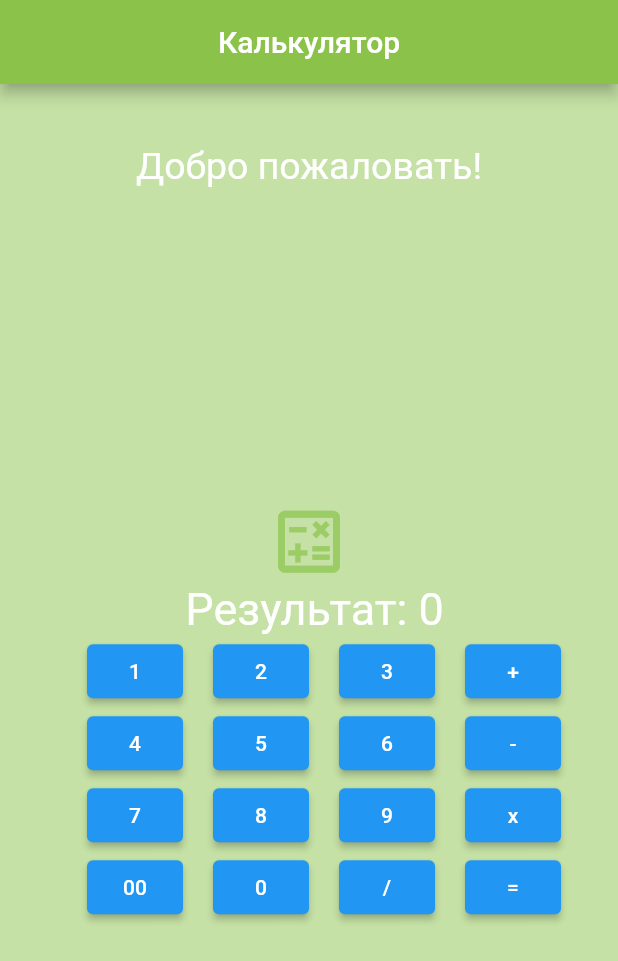
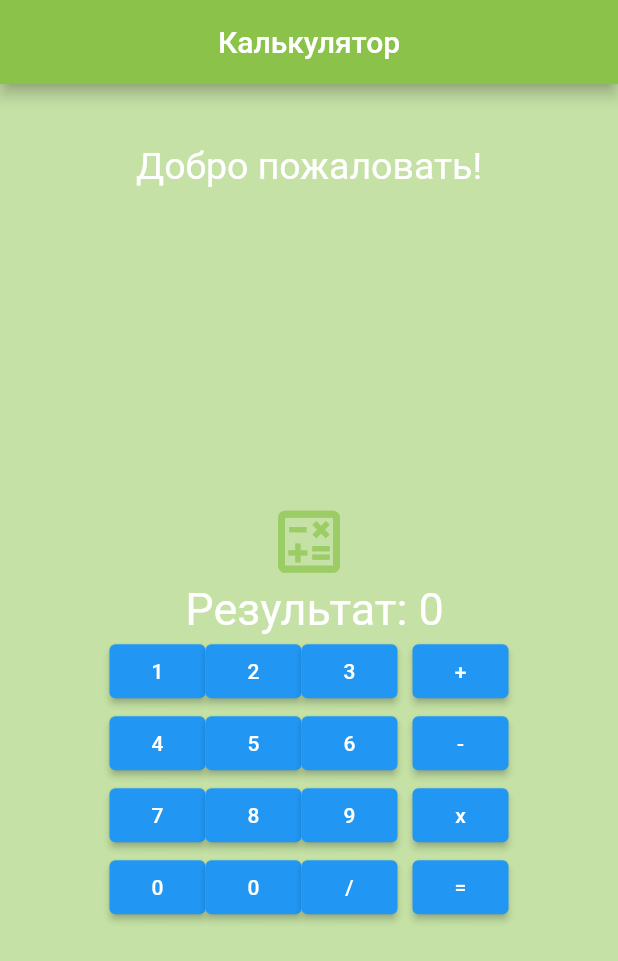
Before and after one commit to EgorTihomirov/calculator, a Flutter app: the screen it shows after launch, on a phone screen of 412 x 824 dp. Shown: the top 961 px of the screen. Run offline on Flutter 3.47's test engine with Material 2 defaults, Android fonts, the phone set to English and light mode, and no system bars.

Commit message:
Первая версия

```diff
--- a/lib/main.dart
+++ b/lib/main.dart
@@ -17,11 +17,58 @@ class Myfirstproject extends StatefulWidget {
 }
 
 class _MyfirstprojectState extends State<Myfirstproject> {
+  Widget buildNumberButton(int value) {
+    return ElevatedButton(
+        onPressed: () {
+          TestNum(value);
+        },
+        child: Text("$value"));
+  }
+
+  var actions = {1: "+", 2: "-"};
+  Widget buildActionButton(int action) {
+    return ElevatedButton(
+        onPressed: () {
+          action = action;
+        },
+        child: Text("${actions[action]}"));
+  }
+
+  int result = 0;
+  int action = 0;
+  int FirstNum = 0;
+  int SecondNum = 0;
+  void Final() {
+    setState(() {
+      switch (action) {
+        case 1:
+          result = FirstNum + SecondNum;
+          break;
+        case 2:
+          result = FirstNum - SecondNum;
+          break;
+        case 3:
+          result = FirstNum * SecondNum;
+          break;
+        case 4:
+          result = (FirstNum / SecondNum) as int;
+          break;
+      }
+    });
+  }
+
+  void TestNum(int Num) {
+    setState(() {
+      if (action == 0) {
+        FirstNum += FirstNum * 10 + Num;
+      } else {
+        SecondNum += SecondNum * 10 + Num;
+      }
+    });
+  }
+
   @override
   Widget build(BuildContext context) {
-    int result = 0;
-    int a = 0;
-    int b = 0;
     return Scaffold(
       backgroundColor: Colors.lightGreen[200],
       appBar: AppBar(
@@ -51,149 +98,69 @@ class _MyfirstprojectState extends State<Myfirstproject> {
               Row(
                 mainAxisAlignment: MainAxisAlignment.center,
                 children: [
+                  buildNumberButton(1),
+                  buildNumberButton(2),
+                  buildNumberButton(3),
                   Padding(
                       padding: EdgeInsets.only(
-                    top: 10,
                     left: 10,
-                    right: 10,
-                    bottom: 30,
                   )),
-                  ElevatedButton(onPressed: () {}, child: Text("1")),
-                  Padding(
-                      padding: EdgeInsets.only(
-                    top: 10,
-                    left: 10,
-                    right: 10,
-                    bottom: 30,
-                  )),
-                  ElevatedButton(onPressed: () {}, child: Text("2")),
-                  Padding(
-                      padding: EdgeInsets.only(
-                    top: 10,
-                    left: 10,
-                    right: 10,
-                    bottom: 30,
-                  )),
-                  ElevatedButton(onPressed: () {}, child: Text("3")),
-                  Padding(
-                      padding: EdgeInsets.only(
-                    top: 10,
-                    left: 10,
-                    right: 10,
-                    bottom: 30,
-                  )),
-                  ElevatedButton(onPressed: () {}, child: Text("+")),
+                  ElevatedButton(
+                      onPressed: () {
+                        action = 1;
+                      },
+                      child: Text("+")),
                 ],
               ),
               Row(
                 mainAxisAlignment: MainAxisAlignment.center,
                 children: [
+                  buildNumberButton(4),
+                  buildNumberButton(5),
+                  buildNumberButton(6),
                   Padding(
                       padding: EdgeInsets.only(
-                    top: 10,
                     left: 10,
-                    right: 10,
-                    bottom: 30,
                   )),
-                  ElevatedButton(onPressed: () {}, child: Text("4")),
-                  Padding(
-                      padding: EdgeInsets.only(
-                    top: 10,
-                    left: 10,
-                    right: 10,
-                    bottom: 30,
-                  )),
-                  ElevatedButton(onPressed: () {}, child: Text("5")),
-                  Padding(
-                      padding: EdgeInsets.only(
-                    top: 10,
-                    left: 10,
-                    right: 10,
-                    bottom: 30,
-                  )),
-                  ElevatedButton(onPressed: () {}, child: Text("6")),
-                  Padding(
-                      padding: EdgeInsets.only(
-                    top: 10,
-                    left: 10,
-                    right: 10,
-                    bottom: 30,
-                  )),
-                  ElevatedButton(onPressed: () {}, child: Text("-")),
+                  ElevatedButton(
+                      onPressed: () {
+                        action = 2;
+                      },
+                      child: Text("-")),
                 ],
               ),
               Row(
                 mainAxisAlignment: MainAxisAlignment.center,
                 children: [
+                  buildNumberButton(7),
+                  buildNumberButton(8),
+                  buildNumberButton(9),
                   Padding(
                       padding: EdgeInsets.only(
-                    top: 10,
                     left: 10,
-                    right: 10,
-                    bottom: 30,
                   )),
-                  ElevatedButton(onPressed: () {}, child: Text("7")),
-                  Padding(
-                      padding: EdgeInsets.only(
-                    top: 10,
-                    left: 10,
-                    right: 10,
-                    bottom: 10,
-                  )),
-                  ElevatedButton(onPressed: () {}, child: Text("8")),
-                  Padding(
-                      padding: EdgeInsets.only(
-                    top: 10,
-                    left: 10,
-                    right: 10,
-                    bottom: 10,
-                  )),
-                  ElevatedButton(onPressed: () {}, child: Text("9")),
-                  Padding(
-                      padding: EdgeInsets.only(
-                    top: 10,
-                    left: 10,
-                    right: 10,
-                    bottom: 30,
-                  )),
-                  ElevatedButton(onPressed: () {}, child: Text("x")),
+                  ElevatedButton(
+                      onPressed: () {
+                        action = 3;
+                      },
+                      child: Text("x")),
                 ],
               ),
               Row(
                 mainAxisAlignment: MainAxisAlignment.center,
                 children: [
-                  Padding(
-                      padding: EdgeInsets.only(
-                    top: 10,
-                    left: 10,
-                    right: 10,
-                    bottom: 30,
-                  )),
-                  ElevatedButton(onPressed: () {}, child: Text("00")),
-                  Padding(
-                      padding: EdgeInsets.only(
-                    top: 30,
-                    left: 10,
-                    right: 10,
-                    bottom: 10,
-                  )),
-                  ElevatedButton(onPressed: () {}, child: Text("0")),
-                  Padding(
-                      padding: EdgeInsets.only(
-                    top: 10,
-                    left: 10,
-                    right: 10,
-                    bottom: 30,
-                  )),
+                  buildNumberButton(00),
+                  buildNumberButton(0),
                   ElevatedButton(onPressed: () {}, child: Text("/")),
                   Padding(
                       padding: EdgeInsets.only(
-                    top: 10,
                     left: 10,
-                    right: 10,
-                    bottom: 30,
                   )),
-                  ElevatedButton(onPressed: () {}, child: Text("=")),
+                  ElevatedButton(
+                      onPressed: () {
+                        Final();
+                      },
+                      child: Text("=")),
                 ],
               ),
               Spacer(),
```
Also changed, not shown: 1 other file.
